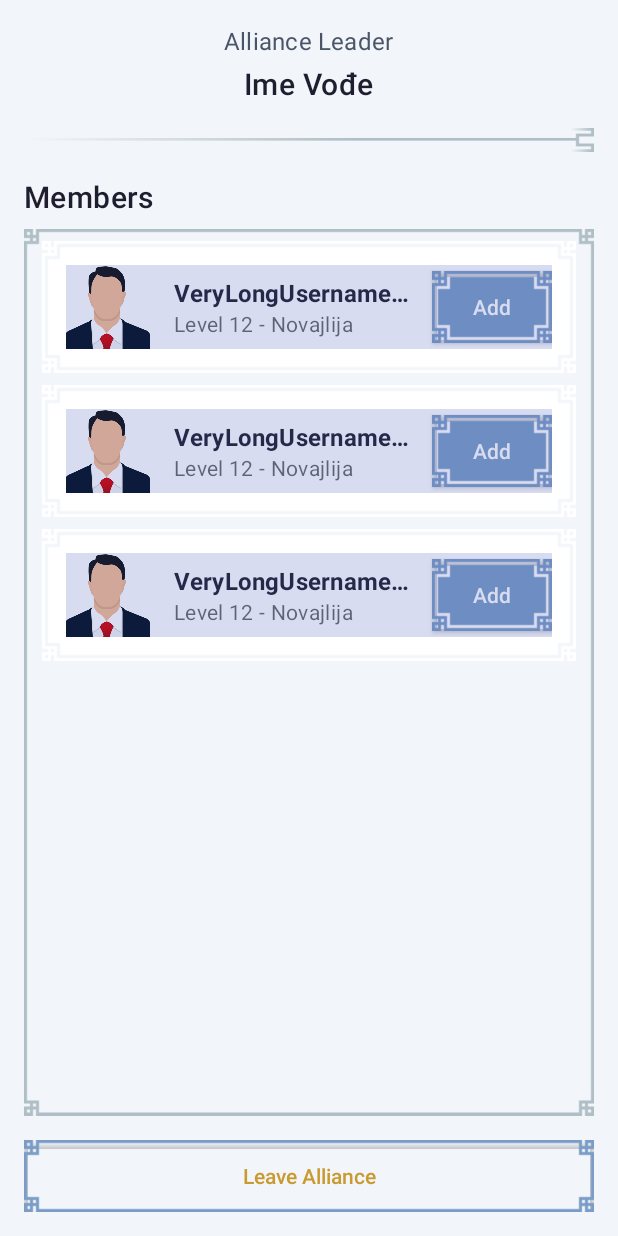
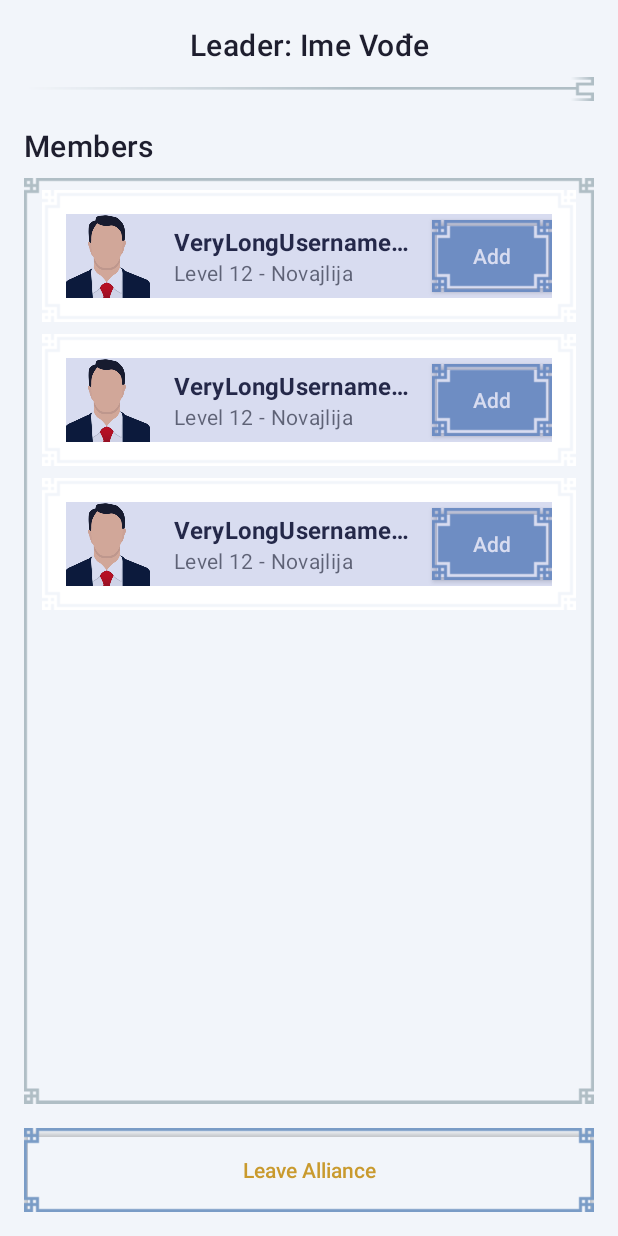
Before and after one commit to bteodora/e2-ma-tim04-2025, an Android app: the layout fragment_alliance_info.xml on its own in the app's theme, with its tools: preview values and no code run, on a phone screen of 412 x 824 dp. Run offline under Robolectric (Android 15) with nearby library versions, the phone set to English and light mode, and no system bars.

```diff
--- a/app/src/main/java/com/example/rpgapp/fragments/alliance/AllianceInfoFragment.java
+++ b/app/src/main/java/com/example/rpgapp/fragments/alliance/AllianceInfoFragment.java
@@ -23,7 +23,7 @@ import com.example.rpgapp.model.User;
 public class AllianceInfoFragment extends Fragment {
 
     private AllianceViewModel viewModel;
-    private TextView allianceName, leaderName;
+    private TextView leaderName;
     private RecyclerView recyclerViewMembers;
     private UserAdapter membersAdapter;
     private Button buttonDisband, buttonLeave;
@@ -39,13 +39,11 @@ public class AllianceInfoFragment extends Fragment {
     public void onViewCreated(@NonNull View view, @Nullable Bundle savedInstanceState) {
         super.onViewCreated(view, savedInstanceState);
 
-        allianceName = view.findViewById(R.id.textViewAllianceName);
         leaderName = view.findViewById(R.id.textViewLeaderName);
         recyclerViewMembers = view.findViewById(R.id.recyclerViewMembers);
         buttonDisband = view.findViewById(R.id.buttonDisbandAlliance);
         buttonLeave = view.findViewById(R.id.buttonLeaveAlliance);
 
-        // ✅ Deljeni ViewModel sa parent fragmentom ili Activity
         viewModel = new ViewModelProvider(requireActivity()).get(AllianceViewModel.class);
 
         setupRecyclerView();
@@ -84,7 +82,8 @@ public class AllianceInfoFragment extends Fragment {
 
         viewModel.getCurrentAlliance().observe(getViewLifecycleOwner(), alliance -> {
             if (alliance != null) {
-                leaderName.setText(alliance.getLeaderUsername());
+                String leaderText = "Leader: " + alliance.getLeaderUsername();
+                leaderName.setText(leaderText);
                 updateButtonVisibility();
             }
         });
--- a/app/src/main/res/layout/fragment_alliance_info.xml
+++ b/app/src/main/res/layout/fragment_alliance_info.xml
@@ -1,66 +1,19 @@
 <?xml version="1.0" encoding="utf-8"?>
-<LinearLayout
+<RelativeLayout
     xmlns:android="http://schemas.android.com/apk/res/android"
     xmlns:app="http://schemas.android.com/apk/res-auto"
     xmlns:tools="http://schemas.android.com/tools"
     android:layout_width="match_parent"
     android:layout_height="match_parent"
-    android:orientation="vertical"
     android:padding="16dp">
 
-    <LinearLayout
+    <!-- STEP 1: Pin the buttons to the bottom of the screen -->
+    <FrameLayout
+        android:id="@+id/buttonsLayout"
         android:layout_width="match_parent"
         android:layout_height="wrap_content"
-        android:orientation="vertical"
-        android:gravity="center_horizontal"
-        android:layout_marginBottom="16dp">
-
-        <TextView
-            android:id="@+id/textViewLeaderLabel"
-            android:layout_width="wrap_content"
-            android:layout_height="wrap_content"
-            android:text="Alliance Leader"
-            android:textAppearance="?attr/textAppearanceSubtitle1"
-            android:textColor="@color/textColorSecondary"/>
-
-        <TextView
-            android:id="@+id/textViewLeaderName"
-            android:layout_width="wrap_content"
-            android:layout_height="wrap_content"
-            android:layout_marginTop="4dp"
-            android:textAppearance="?attr/textAppearanceHeadline6"
-            tools:text="Ime Vođe" />
-
-    </LinearLayout>
-
-    <View
-        style="@style/PixelDividerFadeStyle"
-        android:layout_width="match_parent"
-        android:layout_height="16dp"
-        android:layout_marginBottom="16dp"/>
-
-    <TextView
-        android:id="@+id/textViewMembersLabel"
-        android:layout_width="wrap_content"
-        android:layout_height="wrap_content"
-        android:text="Members"
-        android:textAppearance="?attr/textAppearanceHeadline6" />
-
-    <androidx.recyclerview.widget.RecyclerView
-        android:id="@+id/recyclerViewMembers"
-        style="@style/PixelPanelBorderStyle"
-        android:layout_width="match_parent"
-        android:layout_height="0dp"
-        android:layout_weight="1"
-        android:layout_marginTop="8dp"
-        android:padding="4dp"
-        app:layoutManager="androidx.recyclerview.widget.LinearLayoutManager"
-        tools:listitem="@layout/list_item_user"/>
-
-    <FrameLayout
-        android:layout_width="match_parent"
-        android:layout_height="wrap_content"
-        android:layout_marginTop="16dp">
+        android:layout_marginTop="16dp"
+        android:layout_alignParentBottom="true">
 
         <Button
             android:id="@+id/buttonLeaveAlliance"
@@ -69,6 +22,7 @@
             android:layout_height="wrap_content"
             android:text="Leave Alliance"
             android:visibility="gone"
+            android:minHeight="56dp"
             tools:visibility="visible"/>
 
         <Button
@@ -80,8 +34,48 @@
             app:backgroundTint="#B71C1C"
             android:textColor="@color/white"
             android:visibility="gone"
+            android:minHeight="56dp"
             tools:visibility="gone"/>
-
     </FrameLayout>
 
-</LinearLayout>
+    <!-- STEP 2: Pin the header views to the top of the screen -->
+    <TextView
+        android:id="@+id/textViewLeaderName"
+        android:layout_width="match_parent"
+        android:layout_height="wrap_content"
+        android:gravity="center_horizontal"
+        android:textAppearance="?attr/textAppearanceHeadline6"
+        android:layout_alignParentTop="true"
+        tools:text="Leader: Ime Vođe" />
+
+    <View
+        android:id="@+id/divider"
+        style="@style/PixelDividerFadeStyle"
+        android:layout_width="match_parent"
+        android:layout_height="16dp"
+        android:layout_marginTop="8dp"
+        android:layout_below="@id/textViewLeaderName"/>
+
+    <TextView
+        android:id="@+id/textViewMembersLabel"
+        android:layout_width="wrap_content"
+        android:layout_height="wrap_content"
+        android:layout_marginTop="16dp"
+        android:text="Members"
+        android:textAppearance="?attr/textAppearanceHeadline6"
+        android:layout_below="@id/divider"/>
+
+    <!-- STEP 3: Tell the RecyclerView to fill the space between the header and the buttons -->
+    <androidx.recyclerview.widget.RecyclerView
+        android:id="@+id/recyclerViewMembers"
+        style="@style/PixelPanelBorderStyle"
+        android:layout_width="match_parent"
+        android:layout_height="match_parent"
+        android:layout_marginTop="8dp"
+        android:padding="4dp"
+        android:layout_below="@id/textViewMembersLabel"
+        android:layout_above="@id/buttonsLayout"
+        app:layoutManager="androidx.recyclerview.widget.LinearLayoutManager"
+        tools:listitem="@layout/list_item_user"/>
+
+</RelativeLayout>
```
Also changed, not shown: app/src/main/res/layout/activity_home_base.xml (line endings or trailing spaces).
